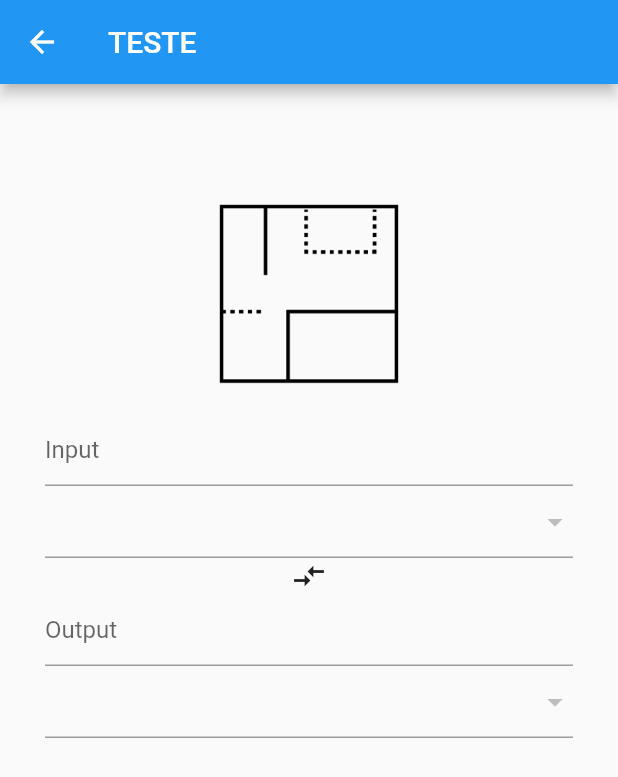
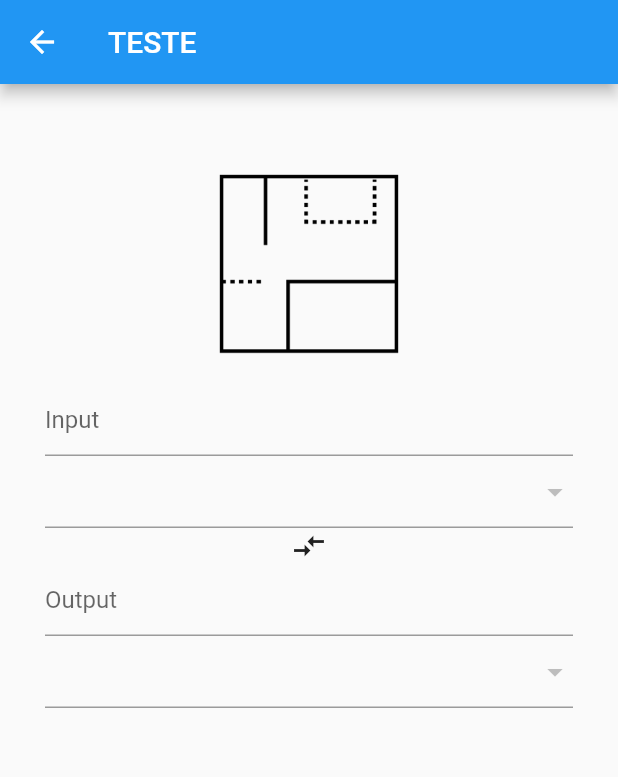
Before and after one commit to emiliosheinz/flutter-unity-converter, a Flutter app: the CalculatePage screen opened directly, on a phone screen of 412 x 824 dp. Shown: the top 777 px of the screen. Run offline on Flutter 3.47's test engine with Material 2 defaults, Android fonts, the phone set to English and light mode, and no system bars.

Commit message:
Modifing padding top of the page content

```diff
--- a/unity_converter/lib/pages/calculate.dart
+++ b/unity_converter/lib/pages/calculate.dart
@@ -9,7 +9,7 @@ class CalculatePage extends StatelessWidget {
       ),
       body: Center(
         child: Padding(
-          padding: EdgeInsets.only(top: 80, left: 30, right: 30, bottom: 30),
+          padding: EdgeInsets.only(top: 60, left: 30, right: 30, bottom: 30),
           child: Column(
             children: <Widget>[
               Hero(
```
